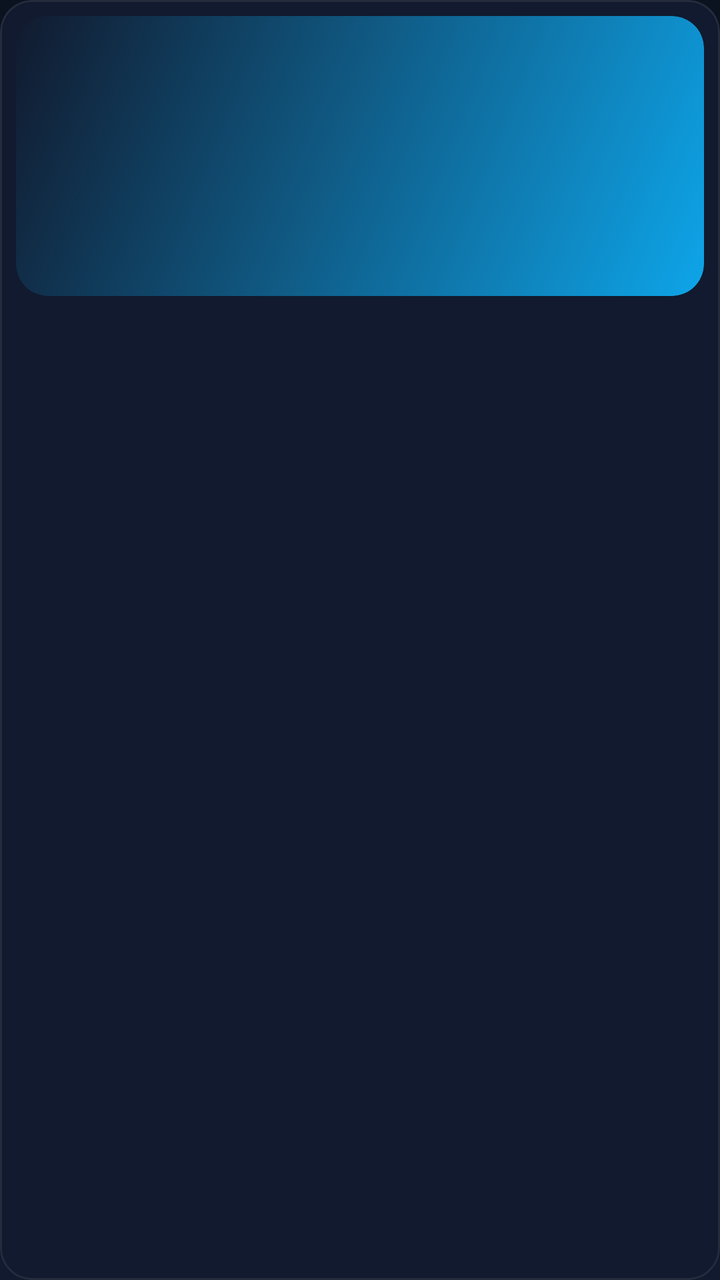
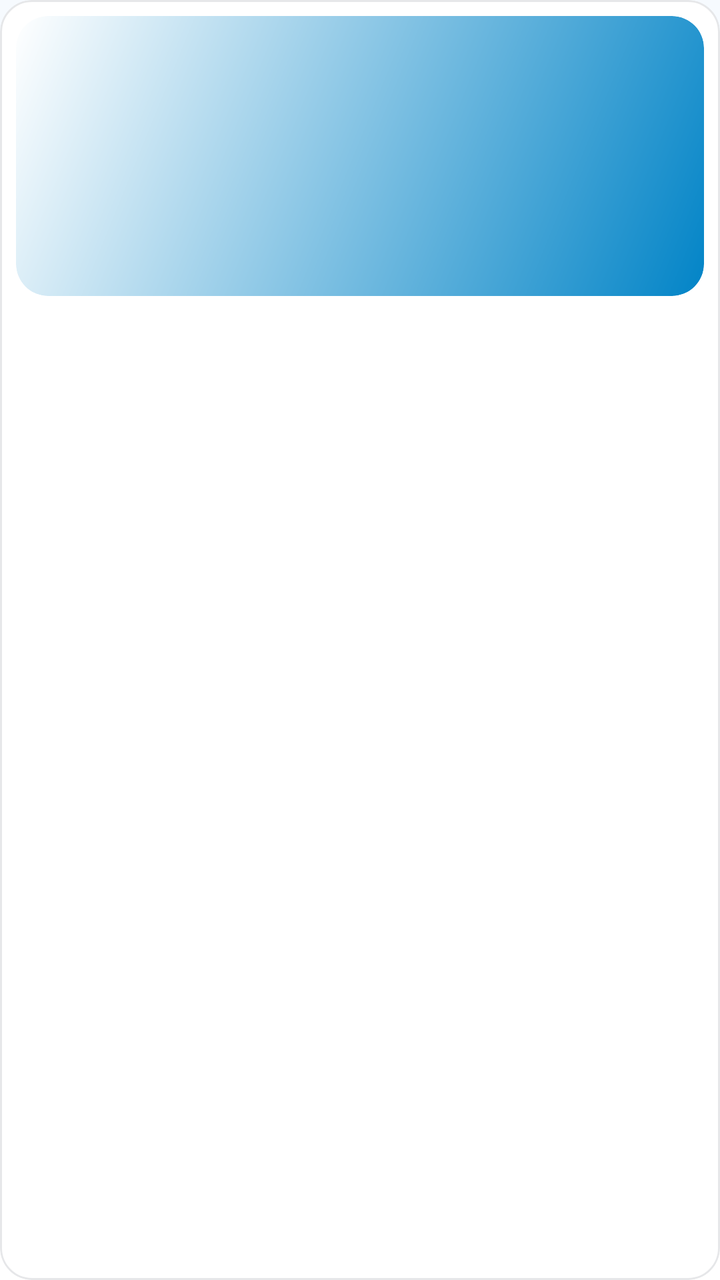

Two renders of the same Android screen: before a commit and after it. Below are the layout's source before the change and the commit's diff.
<!-- AndroidManifest.xml: application theme Theme.MystMusic -->
<!-- res/layout/item_playlist_card.xml -->
<?xml version="1.0" encoding="utf-8"?>
<com.google.android.material.card.MaterialCardView xmlns:android="http://schemas.android.com/apk/res/android"
    xmlns:app="http://schemas.android.com/apk/res-auto"
    android:id="@+id/playlistCard"
    android:layout_width="match_parent"
    android:layout_height="wrap_content"
    android:layout_margin="6dp"
    android:clickable="true"
    android:focusable="true"
    app:cardBackgroundColor="@color/surface"
    app:cardCornerRadius="@dimen/corner_medium"
    app:cardElevation="0dp"
    app:strokeColor="@color/white_8"
    app:strokeWidth="1dp">

    <LinearLayout
        android:layout_width="match_parent"
        android:layout_height="wrap_content"
        android:orientation="vertical"
        android:padding="@dimen/space_s">

        <FrameLayout
            android:layout_width="match_parent"
            android:layout_height="140dp">

            <com.google.android.material.imageview.ShapeableImageView
                android:id="@+id/playlistCover"
                android:layout_width="match_parent"
                android:layout_height="match_parent"
                android:background="@drawable/bg_playlist_placeholder"
                android:contentDescription="@null"
                android:scaleType="centerCrop"
                app:shapeAppearanceOverlay="@style/ShapeAppearance.MystMusic.Cover" />

            <TextView
                android:id="@+id/playlistInitial"
                android:layout_width="wrap_content"
                android:layout_height="wrap_content"
                android:layout_gravity="center"
                android:fontFamily="sans-serif-medium"
                android:textColor="@color/white"
                android:textSize="40sp" />
        </FrameLayout>

        <TextView
            android:id="@+id/playlistName"
            android:layout_width="match_parent"
            android:layout_height="wrap_content"
            android:layout_marginTop="@dimen/space_s"
            android:ellipsize="end"
            android:fontFamily="sans-serif-medium"
            android:maxLines="1"
            android:textColor="@color/text"
            android:textSize="@dimen/text_body" />
    </LinearLayout>
</com.google.android.material.card.MaterialCardView>
<!-- resources referenced by this layout -->
<resources>
  <color name="surface">#111A2E</color>
  <color name="text">#F1F5F9</color>
  <color name="white_8">#14FFFFFF</color>
  <!-- drawable bg_playlist_placeholder (drawable) -->
  <?xml version="1.0" encoding="utf-8"?>
  <shape xmlns:android="http://schemas.android.com/apk/res/android" android:shape="rectangle">
      <gradient android:angle="135" android:startColor="@color/sky_500" android:endColor="@color/surface" />
      <corners android:radius="16dp" />
  </shape>
  <style name="Theme.MystMusic" parent="Theme.Material3.Dark.NoActionBar">
          <item name="colorPrimary">@color/sky_400</item>
          <item name="colorOnPrimary">@color/bg</item>
          <item name="colorPrimaryContainer">@color/sky_500</item>
          <item name="colorOnPrimaryContainer">@color/bg</item>
          <item name="colorSecondary">@color/sky_500</item>
          <item name="colorOnSecondary">@color/text</item>
          <item name="colorSurface">@color/surface</item>
          <item name="colorOnSurface">@color/text</item>
          <item name="colorOnSurfaceVariant">@color/text_dim</item>
          <item name="colorError">@color/error</item>
          <item name="android:colorBackground">@color/bg</item>
          <item name="android:windowBackground">@drawable/bg_app</item>
          <item name="android:statusBarColor">@android:color/transparent</item>
          <item name="android:navigationBarColor">@android:color/transparent</item>
          <item name="android:windowLightStatusBar">false</item>
          <item name="android:windowLightNavigationBar">false</item>
          <item name="android:windowDrawsSystemBarBackgrounds">true</item>
          <item name="android:textColorPrimary">@color/text</item>
          <item name="android:textColorSecondary">@color/text_dim</item>
          <item name="materialAlertDialogTheme">@style/ThemeOverlay.MystMusic.Dialog</item>
          <item name="bottomSheetDialogTheme">@style/ThemeOverlay.MystMusic.BottomSheet</item>
          <item name="android:windowAnimationStyle">@style/Animation.MystMusic.Window</item>
          <item name="android:windowContentTransitions">true</item>
          <item name="android:forceDarkAllowed" tools:targetApi="q">false</item>
      </style>
  <color name="sky_500">#0EA5E9</color>
  <color name="bg">#0B1220</color>
  <color name="text_dim">#94A3B8</color>
  <color name="error">#F87171</color>
  <!-- drawable bg_app (drawable) -->
  <?xml version="1.0" encoding="utf-8"?>
  <shape xmlns:android="http://schemas.android.com/apk/res/android" android:shape="rectangle">
      <gradient android:angle="270" android:startColor="@color/bg" android:endColor="@color/surface" />
  </shape>
  <style name="ThemeOverlay.MystMusic.Dialog" parent="ThemeOverlay.Material3.MaterialAlertDialog">
          <item name="colorSurface">@color/surface_alt</item>
          <item name="colorOnSurface">@color/text</item>
          <item name="colorPrimary">@color/sky_400</item>
          <item name="android:windowBackground">@color/transparent</item>
          <item name="android:windowAnimationStyle">@style/Animation.MystMusic.Dialog</item>
      </style>
  <color name="surface_alt">#16223A</color>
  <style name="Widget.MystMusic.BottomSheet" parent="Widget.Material3.BottomSheet.Modal">
          <item name="backgroundTint">@color/surface_alt</item>
          <item name="shapeAppearanceOverlay">@style/ShapeAppearance.MystMusic.BottomSheet</item>
      </style>
  <!-- unchanged entries left out for length: 11 -->
</resources>

<!-- the commit's change to res/layout/item_playlist_card.xml (unified diff, before → after) -->
@@ -7,10 +7,10 @@
     android:layout_margin="6dp"
     android:clickable="true"
     android:focusable="true"
-    app:cardBackgroundColor="@color/surface"
+    app:cardBackgroundColor="?attr/mystSurface"
     app:cardCornerRadius="@dimen/corner_medium"
     app:cardElevation="0dp"
-    app:strokeColor="@color/white_8"
+    app:strokeColor="?attr/mystStroke"
     app:strokeWidth="1dp">
 
     <LinearLayout
@@ -38,7 +38,7 @@
                 android:layout_height="wrap_content"
                 android:layout_gravity="center"
                 android:fontFamily="sans-serif-medium"
-                android:textColor="@color/white"
+                android:textColor="?attr/mystOnImage"
                 android:textSize="40sp" />
         </FrameLayout>
 
@@ -50,7 +50,7 @@
             android:ellipsize="end"
             android:fontFamily="sans-serif-medium"
             android:maxLines="1"
-            android:textColor="@color/text"
+            android:textColor="?attr/mystOnSurface"
             android:textSize="@dimen/text_body" />
     </LinearLayout>
 </com.google.android.material.card.MaterialCardView>
<!-- resource entries referenced after the edit -->
@@ -1,59 +1,100 @@
 <!-- resources referenced by this layout -->
 <resources>
-  <color name="surface">#111A2E</color>
-  <color name="text">#F1F5F9</color>
-  <color name="white_8">#14FFFFFF</color>
   <!-- drawable bg_playlist_placeholder (drawable) -->
   <?xml version="1.0" encoding="utf-8"?>
   <shape xmlns:android="http://schemas.android.com/apk/res/android" android:shape="rectangle">
-      <gradient android:angle="135" android:startColor="@color/sky_500" android:endColor="@color/surface" />
+      <gradient android:angle="135" android:startColor="?attr/mystAccentDark" android:endColor="?attr/mystSurface" />
       <corners android:radius="16dp" />
   </shape>
-  <style name="Theme.MystMusic" parent="Theme.Material3.Dark.NoActionBar">
-          <item name="colorPrimary">@color/sky_400</item>
-          <item name="colorOnPrimary">@color/bg</item>
-          <item name="colorPrimaryContainer">@color/sky_500</item>
-          <item name="colorOnPrimaryContainer">@color/bg</item>
-          <item name="colorSecondary">@color/sky_500</item>
-          <item name="colorOnSecondary">@color/text</item>
-          <item name="colorSurface">@color/surface</item>
-          <item name="colorOnSurface">@color/text</item>
-          <item name="colorOnSurfaceVariant">@color/text_dim</item>
-          <item name="colorError">@color/error</item>
-          <item name="android:colorBackground">@color/bg</item>
+  <style name="Theme.MystMusic" parent="Theme.MystMusic.Base">
+          <item name="colorPrimary">@color/light_accent</item>
+          <item name="colorOnPrimary">@color/on_accent</item>
+          <item name="colorPrimaryContainer">@color/sky_400</item>
+          <item name="colorOnPrimaryContainer">@color/on_accent</item>
+          <item name="colorSecondary">@color/light_accent_text</item>
+          <item name="colorOnSecondary">@color/on_accent</item>
+          <item name="colorSurface">@color/light_surface</item>
+          <item name="colorOnSurface">@color/light_text</item>
+          <item name="colorSurfaceVariant">@color/light_surface_alt</item>
+          <item name="colorOnSurfaceVariant">@color/light_text_dim</item>
+          <item name="colorOutline">@color/light_stroke_strong</item>
+          <item name="colorError">@color/light_error</item>
+          <item name="colorOnError">@color/white</item>
+          <item name="colorControlNormal">@color/light_text_dim</item>
+          <item name="colorControlActivated">@color/light_accent</item>
+          <item name="colorControlHighlight">@color/accent_alpha_24</item>
+          <item name="android:colorBackground">@color/light_bg</item>
+          <item name="android:textColorPrimary">@color/light_text</item>
+          <item name="android:textColorSecondary">@color/light_text_dim</item>
+          <item name="android:windowLightStatusBar" tools:targetApi="m">true</item>
+          <item name="android:windowLightNavigationBar" tools:targetApi="o_mr1">true</item>
+  
+          <item name="mystBackground">@color/light_bg</item>
+          <item name="mystSurface">@color/light_surface</item>
+          <item name="mystSurfaceAlt">@color/light_surface_alt</item>
+          <item name="mystOnSurface">@color/light_text</item>
+          <item name="mystOnSurfaceDim">@color/light_text_dim</item>
+          <item name="mystNavbarBg">@color/light_navbar</item>
+          <item name="mystStroke">@color/light_stroke</item>
+          <item name="mystStrokeStrong">@color/light_stroke_strong</item>
+          <item name="mystGradientStart">@color/light_bg</item>
+          <item name="mystGradientEnd">@color/light_surface_alt</item>
+          <item name="mystAccent">@color/light_accent</item>
+          <item name="mystAccentDark">@color/light_accent_dark</item>
+          <item name="mystAccentText">@color/light_accent_text</item>
+          <item name="mystOnAccent">@color/on_accent</item>
+          <item name="mystOnImage">@color/on_image</item>
+          <item name="mystImageScrim">@color/image_scrim</item>
+          <item name="mystPlayerScrim">@color/light_player_scrim</item>
+          <item name="mystError">@color/light_error</item>
+          <item name="mystSuccess">@color/light_success</item>
+          <item name="mystAccentAlpha16">@color/accent_alpha_16</item>
+          <item name="mystAccentAlpha24">@color/accent_alpha_24</item>
+      </style>
+  <style name="Theme.MystMusic.Base" parent="Theme.Material3.DayNight.NoActionBar">
           <item name="android:windowBackground">@drawable/bg_app</item>
           <item name="android:statusBarColor">@android:color/transparent</item>
           <item name="android:navigationBarColor">@android:color/transparent</item>
-          <item name="android:windowLightStatusBar">false</item>
-          <item name="android:windowLightNavigationBar">false</item>
           <item name="android:windowDrawsSystemBarBackgrounds">true</item>
-          <item name="android:textColorPrimary">@color/text</item>
-          <item name="android:textColorSecondary">@color/text_dim</item>
+          <item name="android:windowContentTransitions">true</item>
+          <item name="android:forceDarkAllowed" tools:targetApi="q">false</item>
           <item name="materialAlertDialogTheme">@style/ThemeOverlay.MystMusic.Dialog</item>
           <item name="bottomSheetDialogTheme">@style/ThemeOverlay.MystMusic.BottomSheet</item>
           <item name="android:windowAnimationStyle">@style/Animation.MystMusic.Window</item>
-          <item name="android:windowContentTransitions">true</item>
-          <item name="android:forceDarkAllowed" tools:targetApi="q">false</item>
       </style>
-  <color name="sky_500">#0EA5E9</color>
-  <color name="bg">#0B1220</color>
-  <color name="text_dim">#94A3B8</color>
-  <color name="error">#F87171</color>
+  <color name="light_accent">#0EA5E9</color>
+  <color name="on_accent">#04202E</color>
+  <color name="light_accent_text">#0369A1</color>
+  <color name="light_surface">#FFFFFF</color>
+  <color name="light_text">#0F172A</color>
+  <color name="light_surface_alt">#E8F3FC</color>
+  <color name="light_text_dim">#475569</color>
+  <color name="light_stroke_strong">#330F172A</color>
+  <color name="light_error">#DC2626</color>
+  <color name="accent_alpha_24">#3D38BDF8</color>
+  <color name="light_bg">#F6FAFE</color>
+  <color name="light_navbar">#EBFFFFFF</color>
+  <color name="light_stroke">#1A0F172A</color>
+  <color name="light_accent_dark">#0284C7</color>
+  <color name="on_image">#FFFFFF</color>
+  <color name="image_scrim">#80000000</color>
+  <color name="light_player_scrim">#CCF6FAFE</color>
+  <color name="light_success">#15803D</color>
+  <color name="accent_alpha_16">#2938BDF8</color>
   <!-- drawable bg_app (drawable) -->
   <?xml version="1.0" encoding="utf-8"?>
   <shape xmlns:android="http://schemas.android.com/apk/res/android" android:shape="rectangle">
-      <gradient android:angle="270" android:startColor="@color/bg" android:endColor="@color/surface" />
+      <gradient android:angle="270" android:startColor="?attr/mystBackground" android:endColor="?attr/mystSurface" />
   </shape>
   <style name="ThemeOverlay.MystMusic.Dialog" parent="ThemeOverlay.Material3.MaterialAlertDialog">
-          <item name="colorSurface">@color/surface_alt</item>
-          <item name="colorOnSurface">@color/text</item>
-          <item name="colorPrimary">@color/sky_400</item>
+          <item name="colorSurface">?attr/mystSurfaceAlt</item>
+          <item name="colorOnSurface">?attr/mystOnSurface</item>
+          <item name="colorPrimary">?attr/mystAccentText</item>
           <item name="android:windowBackground">@color/transparent</item>
           <item name="android:windowAnimationStyle">@style/Animation.MystMusic.Dialog</item>
       </style>
-  <color name="surface_alt">#16223A</color>
   <style name="Widget.MystMusic.BottomSheet" parent="Widget.Material3.BottomSheet.Modal">
-          <item name="backgroundTint">@color/surface_alt</item>
+          <item name="backgroundTint">?attr/mystSurfaceAlt</item>
           <item name="shapeAppearanceOverlay">@style/ShapeAppearance.MystMusic.BottomSheet</item>
       </style>
   <!-- unchanged entries left out for length: 11 -->
